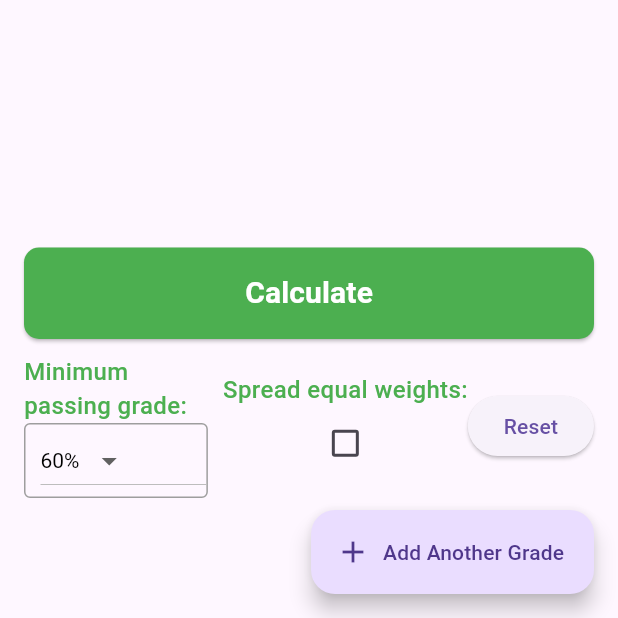
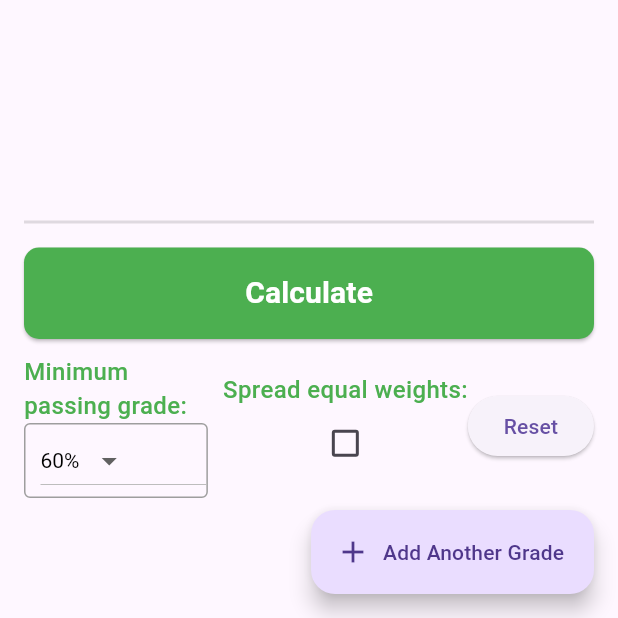
Before and after one commit to Mawhadmd/FlutterProject1, a Flutter app: the screen it shows after launch, on a phone screen of 412 x 824 dp, the part 618-1236 px from its top. Run offline on Flutter 3.47's test engine with Material 3 defaults, Android fonts, the phone set to English and light mode, and no system bars.

Commit message:
add a border to the calculate button

```diff
--- a/lib/Pages/homeScreen.dart
+++ b/lib/Pages/homeScreen.dart
@@ -176,7 +176,17 @@ class _HomeScreenState extends State<HomeScreen> {
                 },
               ),
             ),
-            Column(
+            Container(
+              decoration: BoxDecoration(
+                border: BorderDirectional(
+                  top: BorderSide(
+                    color: Colors.black12,
+                    width: 2,
+                  ),
+                ),
+              ),
+              child: Column(
+
                 children: [
                   Calculatebutton(calculateResults: calculateResults),
                   const SizedBox(height: 10),
@@ -231,6 +241,7 @@ class _HomeScreenState extends State<HomeScreen> {
                   ),
                 ],
               ),
+            ),
           ],
         ),
       ),
```
Lines whose indentation alone changed are shown as unchanged.
